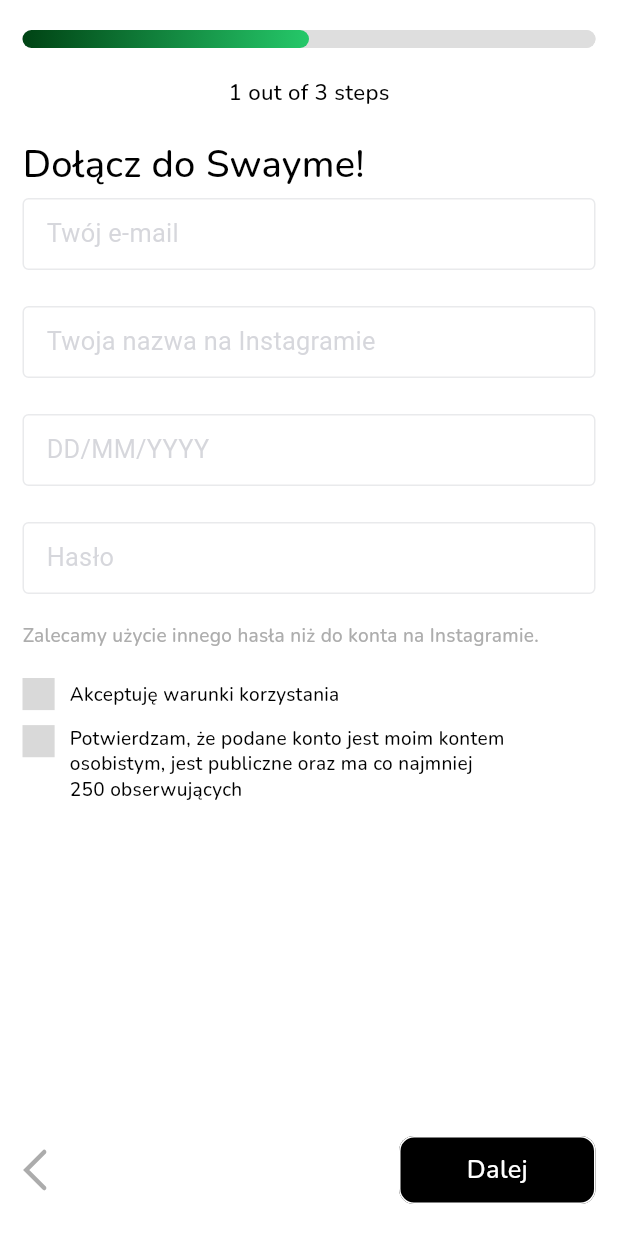
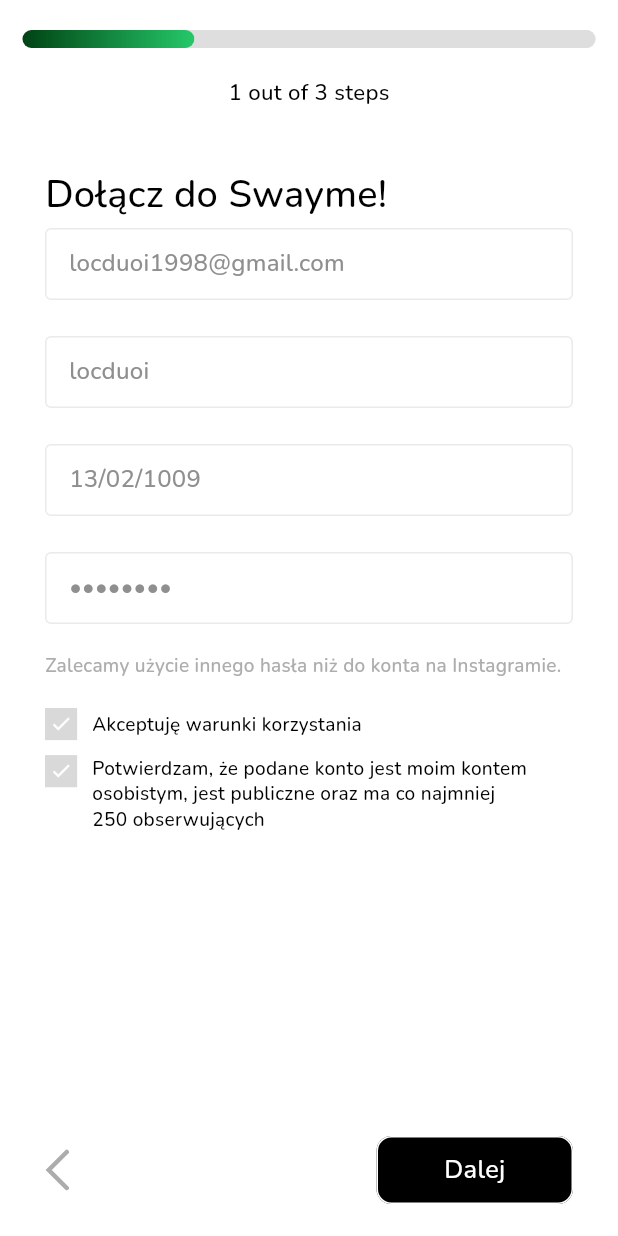
Before and after one commit to NguyenXuanLoc/base_bloc, a Flutter app: the RegisterPage screen opened directly, after a tap on "Rejestracja przez e-mail", on a phone screen of 412 x 824 dp. Run offline on Flutter 3.47's test engine with Material 2 defaults, Android fonts, the phone set to English and light mode, and no system bars; our stand-ins replace bloc, cached_network_image, connectivity_plus, device_info, diacritic, dio and 15 more; missing offline and left inert: back_button_interceptor; accounts and stored records are empty; project files that could hold a hidden picture were left out.

Commit message:
Verify instagram.

```diff
--- a/lib/components/app_circle_loading.dart
+++ b/lib/components/app_circle_loading.dart
@@ -3,6 +3,7 @@ import 'package:flutter/cupertino.dart';
 import 'package:flutter/material.dart';
 import 'package:flutter_screenutil/flutter_screenutil.dart';
 
+import '../base/hex_color.dart';
 import '../theme/colors.dart';
 
 class AppCircleLoading extends StatelessWidget {
@@ -13,8 +14,8 @@ class AppCircleLoading extends StatelessWidget {
     return SizedBox(
       width: 24.w,
       height: 24.h,
-      child: const CircularProgressIndicator(
-        color: colorBlue80,
+      child:  CircularProgressIndicator(
+        color: HexColor('004314'),
         strokeWidth: 2.0,
       ),
     );
--- a/lib/modules/email_register/email_register_bloc.dart
+++ b/lib/modules/email_register/email_register_bloc.dart
@@ -15,12 +15,16 @@ import '../../utils/app_utils.dart';
 enum RuleType { AcceptRule, ConfirmAcc }
 
 class EmailRegisterBloc extends Cubit<EmailRegisterState> {
+  final VoidCallback registerSuccessCallback;
   var emailController = TextEditingController();
   var instagramNameController = TextEditingController();
   var dateControllerController = TextEditingController();
   var passwordController = TextEditingController();
 
-  EmailRegisterBloc() : super(EmailRegisterState());
+  EmailRegisterBloc({required this.registerSuccessCallback})
+      : super(EmailRegisterState()) {
+    fakeData('', '');
+  }
 
   void ruleOnClick(RuleType type) {
     switch (type) {
@@ -41,12 +45,19 @@ class EmailRegisterBloc extends Cubit<EmailRegisterState> {
         await Dialogs.hideLoadingDialog();
         if (!fakeData(email, pass)) {
           toast('Password is not correct, Please try again...');
-        } else {}
+        } else {
+          registerSuccessCallback.call();
+        }
       });
     }
   }
 
   bool fakeData(String email, String pass) {
+    emailController.text = 'locduoi1998@gmail.com';
+    instagramNameController.text = 'locduoi';
+    dateControllerController.text = '13/02/1009';
+    passwordController.text = 'Test1234';
+    emit(state.copyOf(isAcceptRule: true, isConfirmAcc: true));
     if (email == 'locduoi1998@gmail.com' && pass == 'Test1234') {
       return true;
     }
@@ -88,6 +99,7 @@ class EmailRegisterBloc extends Cubit<EmailRegisterState> {
     }
     if (!state.isAcceptRule || !state.isConfirmAccount) {
       state.errorRules = LocaleKeys.please_accept_rule.tr();
+      isValid = false;
     } else {
       state.errorRules = null;
     }
--- a/lib/modules/email_register/email_register_page.dart
+++ b/lib/modules/email_register/email_register_page.dart
@@ -25,7 +25,12 @@ import 'email_register_state.dart';
 enum TextFieldType { Email, InstagramName, DateTime, Pass }
 
 class EmailRegisterPage extends StatefulWidget {
-  const EmailRegisterPage({Key? key}) : super(key: key);
+  final VoidCallback registerSuccessCallback;
+  final VoidCallback goBack;
+
+  const EmailRegisterPage(
+      {Key? key, required this.registerSuccessCallback, required this.goBack})
+      : super(key: key);
 
   @override
   State<EmailRegisterPage> createState() => _EmailRegisterPageState();
@@ -43,17 +48,6 @@ class _EmailRegisterPageState
         padding: EdgeInsets.only(left: contentPadding, right: contentPadding),
         body: Column(crossAxisAlignment: CrossAxisAlignment.start, children: [
           space(),
-          GradientProgressBar(
-              percent: 50,
-              gradient: LinearGradient(
-                  colors: [HexColor('004314'), HexColor('25C869')]),
-              backgroundColor: HexColor('DEDEDE')),
-          space(),
-          center(
-            AppText("1 ${LocaleKeys.out_of.tr()} 3 ${LocaleKeys.steps.tr()}",
-                style: typoW500.copyWith(fontSize: 14.sp)),
-          ),
-          space(),
           AppText(LocaleKeys.Join_Swayme.tr(),
               style: typoW500.copyWith(fontSize: 24.sp)),
           space(height: 5),
@@ -70,8 +64,12 @@ class _EmailRegisterPageState
               hintText: 'DD/MM/YYYY',
               onTap: () => bloc.dateOnclick(context)),
           space(height: 5),
-          textField(bloc.passwordController, TextFieldType.Pass,
-              hintText: LocaleKeys.Password.tr()),
+          textField(
+            bloc.passwordController,
+            TextFieldType.Pass,
+            hintText: LocaleKeys.Password.tr(),
+            obscureText: true,
+          ),
           AppText(
               LocaleKeys
                       .We_recommend_using_a_different_password_than_your_Instagram_account
@@ -102,7 +100,7 @@ class _EmailRegisterPageState
         children: [
           InkWell(
               child: SvgPicture.asset(Assets.svg.icBack),
-              onTap: () => Navigator.pop(context)),
+              onTap: () => widget.goBack.call()),
           const Spacer(),
           AppButton(
             width: 124.w,
@@ -151,10 +149,14 @@ class _EmailRegisterPageState
           ]);
 
   Widget textField(TextEditingController controller, TextFieldType type,
-          {String? hintText, bool enable = true, VoidCallback? onTap}) =>
+          {String? hintText,
+          bool enable = true,
+          VoidCallback? onTap,
+          bool? obscureText}) =>
       BlocBuilder<EmailRegisterBloc, EmailRegisterState>(
           bloc: bloc,
           builder: (c, state) => AppTextField(
+                obscureText: obscureText,
                 errorText: type == TextFieldType.Email
                     ? state.errorEmail
                     : type == TextFieldType.DateTime
@@ -176,5 +178,6 @@ class _EmailRegisterPageState
   Widget space({double? height}) => SizedBox(height: height ?? 20);
 
   @override
-  EmailRegisterBloc createCubit() => EmailRegisterBloc();
+  EmailRegisterBloc createCubit() => EmailRegisterBloc(
+      registerSuccessCallback: () => widget.registerSuccessCallback.call());
 }
--- a/lib/modules/register/register_bloc.dart
+++ b/lib/modules/register/register_bloc.dart
@@ -1,6 +1,7 @@
 import 'package:base_bloc/modules/email_register/email_register_page.dart';
 import 'package:base_bloc/modules/register/register_page.dart';
 import 'package:base_bloc/modules/register/register_state.dart';
+import 'package:base_bloc/modules/register_container/register_container_page.dart';
 import 'package:base_bloc/router/router_utils.dart';
 import 'package:flutter/cupertino.dart';
 import 'package:flutter_bloc/flutter_bloc.dart';
@@ -11,7 +12,7 @@ class RegisterBloc extends Cubit<RegisterState> {
   void buttonOnclick(ButtonType type, BuildContext context) {
     switch (type) {
       case ButtonType.EMAIL:
-        RouterUtils.pushTo(context, const EmailRegisterPage());
+        RouterUtils.pushTo(context, RegisterContainerPage());
         return;
       case ButtonType.FACEBOOK:
         return;
--- /dev/null
+++ b/lib/modules/register_container/register_container_cubit.dart
@@ -0,0 +1,43 @@
+import 'package:base_bloc/modules/home_page/home_page.dart';
+import 'package:base_bloc/modules/register_container/register_container_state.dart';
+import 'package:base_bloc/router/router_utils.dart';
+import 'package:flutter/cupertino.dart';
+import 'package:flutter_bloc/flutter_bloc.dart';
+
+enum RegisterType { Email, Otp, ConfirmInstagram }
+
+extension RegisterTypeValue on RegisterType {
+  int get type {
+    switch (this) {
+      case RegisterType.Email:
+        return 0;
+      case RegisterType.Otp:
+        return 1;
+      case RegisterType.ConfirmInstagram:
+        return 2;
+    }
+  }
+}
+
+class RegisterContainerCubit extends Cubit<RegisterContainerState> {
+  final pageController = PageController();
+
+  RegisterContainerCubit() : super(const RegisterContainerState());
+
+  void jumpToPage(RegisterType value) {
+    pageController.jumpToPage(value.type);
+    switch (value) {
+      case RegisterType.Email:
+        emit(state.copyOf(percentProcess: 30,currentProcess: RegisterType.Email));
+        return;
+      case RegisterType.Otp:
+        emit(state.copyOf(percentProcess: 60,currentProcess: RegisterType.Otp));
+        return;
+      case RegisterType.ConfirmInstagram:
+        emit(state.copyOf(percentProcess: 100,currentProcess: RegisterType.ConfirmInstagram));
+    }
+  }
+
+  void nextOnclick(BuildContext context) =>
+      RouterUtils.pushTo(context, const HomePage(), isReplace: true);
+}
--- /dev/null
+++ b/lib/modules/register_container/register_container_page.dart
@@ -0,0 +1,85 @@
+import 'package:base_bloc/base/base_state.dart';
+import 'package:base_bloc/components/app_scalford.dart';
+import 'package:base_bloc/data/globals.dart';
+import 'package:base_bloc/modules/email_register/email_register_page.dart';
+import 'package:base_bloc/modules/otp/otp_page.dart';
+import 'package:base_bloc/modules/register_container/register_container_cubit.dart';
+import 'package:base_bloc/modules/register_container/register_container_state.dart';
+import 'package:base_bloc/modules/verify_instagram/verify_instagram_page.dart';
+import 'package:easy_localization/easy_localization.dart';
+import 'package:flutter/cupertino.dart';
+import 'package:flutter_bloc/flutter_bloc.dart';
+import 'package:flutter_screenutil/flutter_screenutil.dart';
+
+import '../../base/hex_color.dart';
+import '../../components/app_text.dart';
+import '../../components/gradient_progress_bar.dart';
+import '../../localization/locale_keys.dart';
+import '../../theme/app_styles.dart';
+
+class RegisterContainerPage extends StatefulWidget {
+  const RegisterContainerPage({Key? key}) : super(key: key);
+
+  @override
+  State<RegisterContainerPage> createState() => _RegisterContainerPageState();
+}
+
+class _RegisterContainerPageState
+    extends BaseState<RegisterContainerPage, RegisterContainerCubit> {
+  @override
+  void init() {}
+
+  @override
+  Widget build(BuildContext context) {
+    return AppScaffold(
+        padding: EdgeInsets.only(left: contentPadding, right: contentPadding),
+        body: Column(
+          children: [
+            space(),
+            processWidget(),
+            space(),
+            Expanded(
+                child: PageView(
+                    physics: const NeverScrollableScrollPhysics(),
+                    controller: bloc.pageController,
+                    children: [
+                  EmailRegisterPage(
+                      registerSuccessCallback: () =>
+                          bloc.jumpToPage(RegisterType.Otp),
+                      goBack: () => Navigator.pop(context)),
+                  OtpPage(
+                    otpCallbackSuccess: () =>
+                        bloc.jumpToPage(RegisterType.ConfirmInstagram),
+                    goBack: () => bloc.jumpToPage(RegisterType.Email),
+                  ),
+                  VerifyInstagramPage(
+                      verifySuccessCallback: () => bloc.nextOnclick(context),
+                      goBack: () => bloc.jumpToPage(RegisterType.Email))
+                ]))
+          ],
+        ));
+  }
+
+  Widget center(Widget widget) => Center(child: widget);
+
+  Widget processWidget() =>
+      BlocBuilder<RegisterContainerCubit, RegisterContainerState>(
+          bloc: bloc,
+          builder: (c, state) =>
+              Column(mainAxisSize: MainAxisSize.min, children: [
+                GradientProgressBar(
+                    percent: state.percentProcess,
+                    gradient: LinearGradient(
+                        colors: [HexColor('004314'), HexColor('25C869')]),
+                    backgroundColor: HexColor('DEDEDE')),
+                space(),
+                center(AppText(
+                    "${state.currentProcess.type + 1} ${LocaleKeys.out_of.tr()} 3 ${LocaleKeys.steps.tr()}",
+                    style: typoW500.copyWith(fontSize: 14.sp)))
+              ]));
+
+  Widget space({double? height}) => SizedBox(height: height ?? 20);
+
+  @override
+  RegisterContainerCubit createCubit() => RegisterContainerCubit();
+}
--- /dev/null
+++ b/lib/modules/register_container/register_container_state.dart
@@ -0,0 +1,19 @@
+import 'package:base_bloc/modules/register_container/register_container_cubit.dart';
+import 'package:equatable/equatable.dart';
+
+class RegisterContainerState extends Equatable {
+  final int percentProcess;
+  final RegisterType currentProcess;
+
+  const RegisterContainerState(
+      {this.currentProcess = RegisterType.Email, this.percentProcess = 30});
+
+  RegisterContainerState copyOf(
+          {int? percentProcess, RegisterType? currentProcess}) =>
+      RegisterContainerState(
+          currentProcess: currentProcess ?? this.currentProcess,
+          percentProcess: percentProcess ?? this.percentProcess);
+
+  @override
+  List<Object?> get props => [percentProcess];
+}
--- a/lib/modules/splash/splash_cubit.dart
+++ b/lib/modules/splash/splash_cubit.dart
@@ -1,9 +1,11 @@
 import 'dart:async';
 
+import 'package:base_bloc/modules/email_register/email_register_page.dart';
 import 'package:base_bloc/modules/guideline/guideline_page.dart';
 import 'package:base_bloc/modules/home_page/home_page.dart';
 import 'package:base_bloc/modules/otp/otp_page.dart';
 import 'package:base_bloc/modules/register/register_page.dart';
+import 'package:base_bloc/modules/register_container/register_container_page.dart';
 import 'package:base_bloc/modules/splash/splash_state.dart';
 import 'package:base_bloc/modules/verify_instagram/verify_instagram_page.dart';
 import 'package:base_bloc/router/router_utils.dart';
@@ -22,7 +24,7 @@ class SplashCubit extends Cubit<SplashState> {
   void openHomePage(BuildContext context) async {
     var isGuideline = await StorageUtils.isGuideline();
     RouterUtils.pushTo(context,
-        VerifyInstagramPage() /*!isGuideline ? const GuidelinePage() : const HomePage()*/,
+        RegisterPage() /*!isGuideline ? const GuidelinePage() : const HomePage()*/,
         isReplace: true);
   }
 }
```
Also changed, not shown: lib/components/dialogs.dart (+5 -3 lines), lib/modules/otp/otp_bloc.dart (+6 -4 lines), lib/modules/otp/otp_page.dart (+6 -4 lines), lib/modules/verify_instagram/verify_instagram_page.dart (+8 -3 lines).
